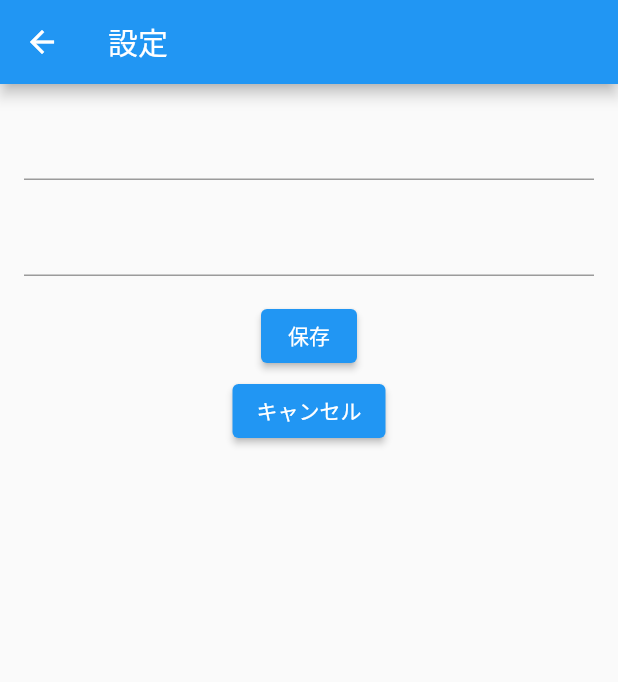
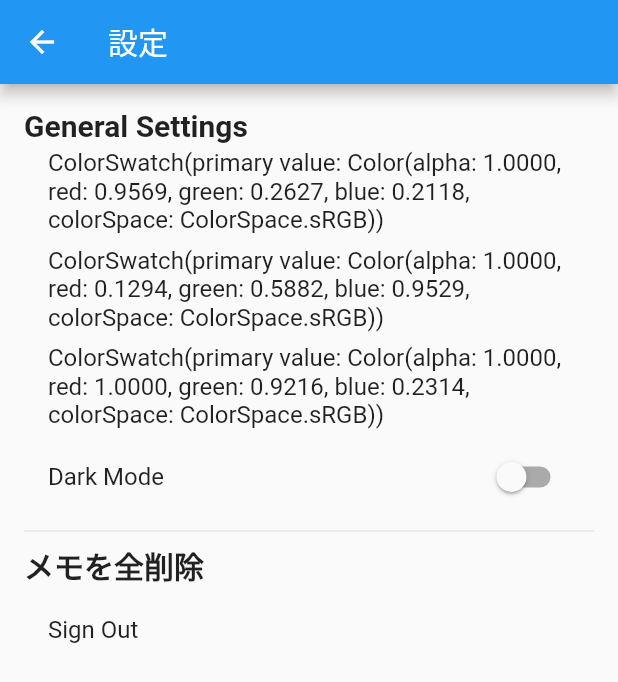
Before and after one commit to kame22max/memo, a Flutter app: the screen it shows after launch, after a tap on the "settings" icon, on a phone screen of 412 x 824 dp. Shown: the top 682 px of the screen. Run offline on Flutter 3.47's test engine with Material 2 defaults, Android fonts, the phone set to English and light mode, and no system bars; our stand-ins replace shared_preferences, sqflite; accounts and stored records are empty.

Commit message:
ダークテーマの実装

```diff
--- a/lib/main.dart
+++ b/lib/main.dart
@@ -1,23 +1,30 @@
 import 'package:flutter/material.dart';
 import 'package:memo/memo_list_page.dart';
 import 'package:memo/memo_list_provider.dart';
+import 'package:memo/setting_page.dart';
 import 'package:provider/provider.dart';
 
 void main() {
-  runApp(MyApp());
+  runApp(
+    MultiProvider(
+      providers: [
+        ChangeNotifierProvider(
+            create: (context) => DarkThemeNotifier()..loadDarkModeSetting()),
+        ChangeNotifierProvider(create: (context) => ThemeNotifier()),
+        ChangeNotifierProvider(create: (context) => MemoListProvider()),
+      ],
+      child: MyApp(),
+    ),
+  );
 }
-
-
 
 class MyApp extends StatelessWidget {
   // This widget is the root of your application.
   @override
   Widget build(BuildContext context) {
-    return ChangeNotifierProvider(
-      create: (context) => MemoListProvider(),
-      child: MaterialApp(
-        home: MemoListPage(),
-      ),
+    return MaterialApp(
+      theme: Provider.of<DarkThemeNotifier>(context).getTheme(),
+      home: MemoListPage(),
     );
   }
 }
--- a/lib/memo_list_page.dart
+++ b/lib/memo_list_page.dart
@@ -1,4 +1,5 @@
 import 'package:flutter/material.dart';
+import 'package:flutter/services.dart';
 import 'package:memo/memo_create_page.dart';
 import 'package:memo/memo_detail_page.dart';
 import 'package:memo/memo_list_provider.dart';
@@ -12,40 +13,66 @@ class MemoListPage extends StatelessWidget {
     final memoListProvider = Provider.of<MemoListProvider>(context);
     final memos = memoListProvider.memos;
     return Scaffold(
+      backgroundColor: Colors.pinkAccent, // Scaffoldの背景色を設定
+
       appBar: AppBar(
-        title: Text('メモ一覧'),
-        leading: IconButton(icon: Icon(Icons.settings),
-        onPressed: (){
+        backgroundColor: Colors.pink,
+        elevation: 0.0,
+        // AppBarの影をなくす
+
+        title: Text(
+          'メモリスト',
+          style: TextStyle(
+            color: Colors.black, // AppBarのテキストの色を指定
+          ),
+        ),
+        // テキストの色を自動的に反転
+        leading: IconButton(
+            icon: Icon(Icons.settings),
+            onPressed: () {
               Navigator.push(
                 context,
                 MaterialPageRoute(
-              builder: (context) =>
-                  SettingPage(),
+                  builder: (context) => SettingPage(),
                 ),
-          );
-        }
-
-
-    ),
-
+              ); //画面遷移
+            }),
         actions: [
           IconButton(
-            icon: const Icon(Icons.delete),
-            onPressed: () async {
-              await memoListProvider.deleteAllMemosWithConfirmation(context);
-              //画面遷移
+            icon: const Icon(Icons.add),
+            onPressed: () {
+              Navigator.push(
+                context,
+                MaterialPageRoute(
+                  builder: (context) => MemoCreateScreen(),
+                ),
+              ); //画面遷移
             },
           ),
         ],
+        systemOverlayStyle: SystemUiOverlayStyle.dark,
+        iconTheme: IconThemeData(
+          color: Colors.black, // アイコンの色を指定
+        ),
       ),
       body: ListView.builder(
         itemCount: memos.length,
         itemBuilder: (context, index) {
           final memo = memos[index];
-          return Card(
+          // 仮のメモの内容
+          String memoContent = memo.content;
+
+          // メモの内容を10文字までに制限
+          String truncatedContent = memoContent.length > 10
+              ? '${memoContent.substring(0, 10)}...'
+              : memoContent;
+
+          return SizedBox(
+            height: 150,
+            child: Card(
               child: ListTile(
                 title: Text(memo.title),
-              subtitle: Text(memo.content),
+                subtitle: Text(truncatedContent),
                 onTap: () {
                   // メモの詳細ページに遷移
                   Navigator.push(
@@ -60,16 +87,9 @@ class MemoListPage extends StatelessWidget {
                   _showDeleteConfirmationDialog(context, memo.id!);
                 },
               ),
+            ),
           );
         },
-      ),
-      floatingActionButton: FloatingActionButton.extended(
-        onPressed: () {
-          Navigator.push(context,
-              MaterialPageRoute(builder: (context) => MemoCreateScreen()));
-        },
-        label: Text('新規作成'), //テキスト
-        icon: Icon(Icons.add), //アイコン
       ),
     );
   }
@@ -85,11 +105,23 @@ void _showDeleteConfirmationDialog(BuildContext context, int memoId) {
           TextButton(
               child: Text('はい'),
               onPressed: () {
-              final memoListProvider = Provider.of<MemoListProvider>(context, listen: false);
+                final memoListProvider =
+                    Provider.of<MemoListProvider>(context, listen: false);
                 memoListProvider.deleteMemo(memoId);
                 Navigator.of(dialogContext).pop(); // ダイアログを閉じる
+                // メモを削除した後にSnackBarを表示
+                ScaffoldMessenger.of(context).showSnackBar(
+                  SnackBar(
+                    content: Text('メモを削除しました。'),
+                    action: SnackBarAction(
+                      label: '元に戻す',
+                      onPressed: () {
                       },
                     ),
+                  ),
+                );
+
+              }),
           TextButton(
             child: Text('いいえ'),
             onPressed: () {
--- a/lib/memo_list_provider.dart
+++ b/lib/memo_list_provider.dart
@@ -35,6 +35,7 @@ class MemoListProvider extends ChangeNotifier {
   Future<void> deleteMemo(int id) async {
     await _databaseHelper.deleteMemo(id);
     loadMemos();
+
   }
 
 
--- a/lib/setting_page.dart
+++ b/lib/setting_page.dart
@@ -1,12 +1,54 @@
 import 'package:flutter/material.dart';
-import 'package:memo/memo_domain.dart';
 import 'package:memo/memo_list_provider.dart';
 import 'package:provider/provider.dart';
+import 'package:shared_preferences/shared_preferences.dart';
+
+// テーマ情報を管理するNotifier
+class ThemeNotifier extends ChangeNotifier {
+  ThemeData _currentTheme = ThemeData.light();
+
+  ThemeData get currentTheme => _currentTheme;
+
+  void setThemeColor(Color color) {
+    _currentTheme = ThemeData.light().copyWith(primaryColor: color);
+    notifyListeners();
+  }
+}
+
+class DarkThemeNotifier extends ChangeNotifier {
+  bool _isDarkMode = false;
+
+  bool get isDarkMode => _isDarkMode;
+
+  void toggleDarkMode() {
+    _isDarkMode = !_isDarkMode;
+    _saveDarkModeSetting(_isDarkMode); // ダークモードの設定を保存
+
+    notifyListeners();
+  }
+  Future<void> _saveDarkModeSetting(bool value) async {
+    SharedPreferences prefs = await SharedPreferences.getInstance();
+    await prefs.setBool('darkMode', value);
+  }
+
+  Future<void> loadDarkModeSetting() async {
+    SharedPreferences prefs = await SharedPreferences.getInstance();
+    _isDarkMode = prefs.getBool('darkMode') ?? false;
+    notifyListeners();
+  }
+
+  ThemeData getTheme() {
+    return _isDarkMode ? ThemeData.dark() : ThemeData.light();
+  }
+}
 
 class SettingPage extends StatelessWidget {
+  final List<Color> themeColors = [Colors.red, Colors.blue, Colors.yellow];
 
   @override
   Widget build(BuildContext context) {
+    final memoListProvider = Provider.of<MemoListProvider>(context);
+
     return Scaffold(
       appBar: AppBar(
         title: Text('設定'),
@@ -14,33 +56,47 @@ class SettingPage extends StatelessWidget {
       body: Padding(
         padding: const EdgeInsets.all(16.0),
         child: Column(
+          crossAxisAlignment: CrossAxisAlignment.start,
           children: [
-            TextFormField(
+            Text(
+              'General Settings',
+              style: TextStyle(fontSize: 20, fontWeight: FontWeight.bold),
+            ),
+            for (var color in themeColors)
+              ListTile(
+                title: Text(color.toString()),
+                onTap: () {
+                  Provider.of<ThemeNotifier>(context, listen: false)
+                      .setThemeColor(color);
+                  Navigator.pop(context); // 設定画面を閉じる
+                },
+              ),
+    ListTile(
+    title: Text('Dark Mode'),
+    trailing: Switch(
+    value: Provider.of<DarkThemeNotifier>(context).isDarkMode,
+    onChanged: (value) {
+    Provider.of<DarkThemeNotifier>(context, listen: false)
+        .toggleDarkMode();
+    },
+    ),
+    ),
 
+            Divider(),
+            Text(
+              'メモを全削除',
+              style: TextStyle(fontSize: 20, fontWeight: FontWeight.bold),
             ),
-            SizedBox(height: 16),
-            TextFormField(
-
-
-            ),
-            SizedBox(height: 16),
-            ElevatedButton(
-              onPressed: () {
-
-                Navigator.pop(context);
+            ListTile(
+              title: Text('Sign Out'),
+              onTap: () async {
+                await memoListProvider.deleteAllMemosWithConfirmation(context);
               },
-              child: Text('保存'),
-            ),
-            SizedBox(height: 2),
-            ElevatedButton(
-              onPressed: () async {
-                Navigator.pop(context);
-              },
-              child: Text('キャンセル'),
             ),
           ],
         ),
       ),
+
     );
   }
 }
```
Also changed, not shown: lib/memo_create_page.dart (+32 -27 lines), lib/memo_detail_page.dart (+16 -2 lines). Lines whose indentation alone changed are shown as unchanged.
